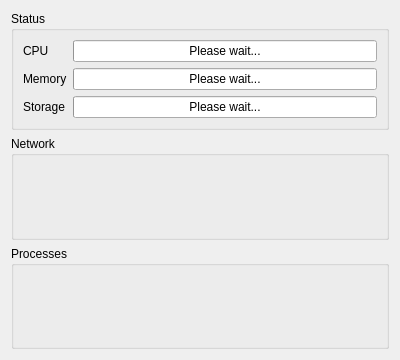
First picture: the form in src/brickv/plugin_system/plugins/red/ui/red_tab_overview.ui, repository Tinkerforge/brickv, before the edit.
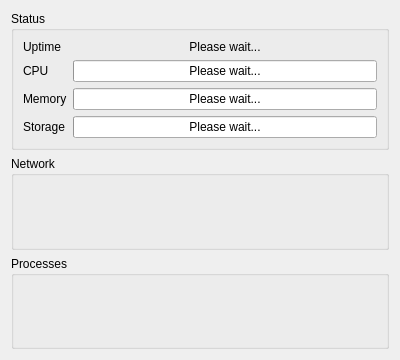
Second picture: the form after the edit.

Commit message: red-brick: 1. Check if the spawned process exited properly before updating the GUI. 2. Added uptime on overview tab

Diff of the .ui file:
```diff
--- a/src/brickv/plugin_system/plugins/red/ui/red_tab_overview.ui
+++ b/src/brickv/plugin_system/plugins/red/ui/red_tab_overview.ui
@@ -22,34 +22,21 @@
      <layout class="QVBoxLayout" name="verticalLayout_3">
       <item>
        <layout class="QGridLayout" name="glayout_status">
-        <item row="0" column="1">
-         <widget class="QProgressBar" name="pbar_cpu">
-          <property name="value">
-           <number>0</number>
-          </property>
-          <property name="format">
-           <string>Please wait...</string>
-          </property>
-         </widget>
-        </item>
-        <item row="1" column="1">
-         <widget class="QProgressBar" name="pbar_memory">
-          <property name="value">
-           <number>0</number>
-          </property>
-          <property name="format">
-           <string>Please wait...</string>
-          </property>
-         </widget>
-        </item>
-        <item row="0" column="0">
+        <item row="1" column="0">
          <widget class="QLabel" name="label_cpu">
           <property name="text">
            <string>CPU</string>
           </property>
          </widget>
         </item>
-        <item row="2" column="1">
+        <item row="3" column="0">
+         <widget class="QLabel" name="label_storage">
+          <property name="text">
+           <string>Storage</string>
+          </property>
+         </widget>
+        </item>
+        <item row="3" column="1">
          <widget class="QProgressBar" name="pbar_storage">
           <property name="value">
            <number>0</number>
@@ -59,17 +46,47 @@
           </property>
          </widget>
         </item>
-        <item row="1" column="0">
+        <item row="2" column="1">
+         <widget class="QProgressBar" name="pbar_memory">
+          <property name="value">
+           <number>0</number>
+          </property>
+          <property name="format">
+           <string>Please wait...</string>
+          </property>
+         </widget>
+        </item>
+        <item row="0" column="0">
+         <widget class="QLabel" name="label_uptime">
+          <property name="text">
+           <string>Uptime</string>
+          </property>
+         </widget>
+        </item>
+        <item row="2" column="0">
          <widget class="QLabel" name="label_memory">
           <property name="text">
            <string>Memory</string>
           </property>
          </widget>
         </item>
-        <item row="2" column="0">
-         <widget class="QLabel" name="label_storage">
+        <item row="1" column="1">
+         <widget class="QProgressBar" name="pbar_cpu">
+          <property name="value">
+           <number>0</number>
+          </property>
+          <property name="format">
+           <string>Please wait...</string>
+          </property>
+         </widget>
+        </item>
+        <item row="0" column="1">
+         <widget class="QLabel" name="label_uptime_value">
           <property name="text">
-           <string>Storage</string>
+           <string>Please wait...</string>
+          </property>
+          <property name="alignment">
+           <set>Qt::AlignCenter</set>
           </property>
          </widget>
         </item>
```
The commit also changes 1 other file.
